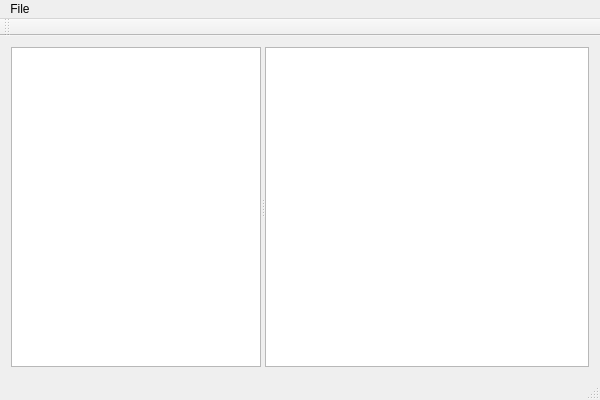
Aleexuta/POO-Proiect-NOrg, file 3_Solution/Mainwindow/Mainwindow/Mainwindow.ui: the form before one commit.
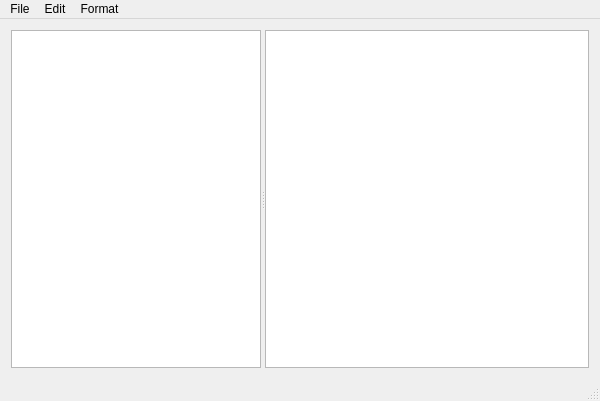
The form after the commit. Icons and pictures are not drawn.

The edit to the form file:
```diff
--- a/3_Solution/Mainwindow/Mainwindow/Mainwindow.ui
+++ b/3_Solution/Mainwindow/Mainwindow/Mainwindow.ui
@@ -7,7 +7,7 @@
     <x>0</x>
     <y>0</y>
     <width>600</width>
-    <height>400</height>
+    <height>401</height>
    </rect>
   </property>
   <property name="windowTitle">
@@ -45,7 +45,7 @@
      <x>0</x>
      <y>0</y>
      <width>600</width>
-     <height>22</height>
+     <height>26</height>
     </rect>
    </property>
    <widget class="QMenu" name="menuFile">
@@ -54,15 +54,25 @@
     </property>
     <addaction name="actionExit"/>
    </widget>
+   <widget class="QMenu" name="menuEdit">
+    <property name="title">
+     <string>Edit</string>
+    </property>
+    <addaction name="actionCopy"/>
+    <addaction name="actionCut"/>
+    <addaction name="actionPaste"/>
+    <addaction name="actionUndo"/>
+    <addaction name="actionRedo"/>
+   </widget>
+   <widget class="QMenu" name="menuFormat">
+    <property name="title">
+     <string>Format</string>
+    </property>
+    <addaction name="actionFont"/>
+   </widget>
    <addaction name="menuFile"/>
-  </widget>
-  <widget class="QToolBar" name="mainToolBar">
-   <attribute name="toolBarArea">
-    <enum>TopToolBarArea</enum>
-   </attribute>
-   <attribute name="toolBarBreak">
-    <bool>false</bool>
-   </attribute>
+   <addaction name="menuEdit"/>
+   <addaction name="menuFormat"/>
   </widget>
   <widget class="QStatusBar" name="statusBar"/>
   <action name="actionExit">
```
Left out of the diff: 112 changed lines with no effect on the pictures.
